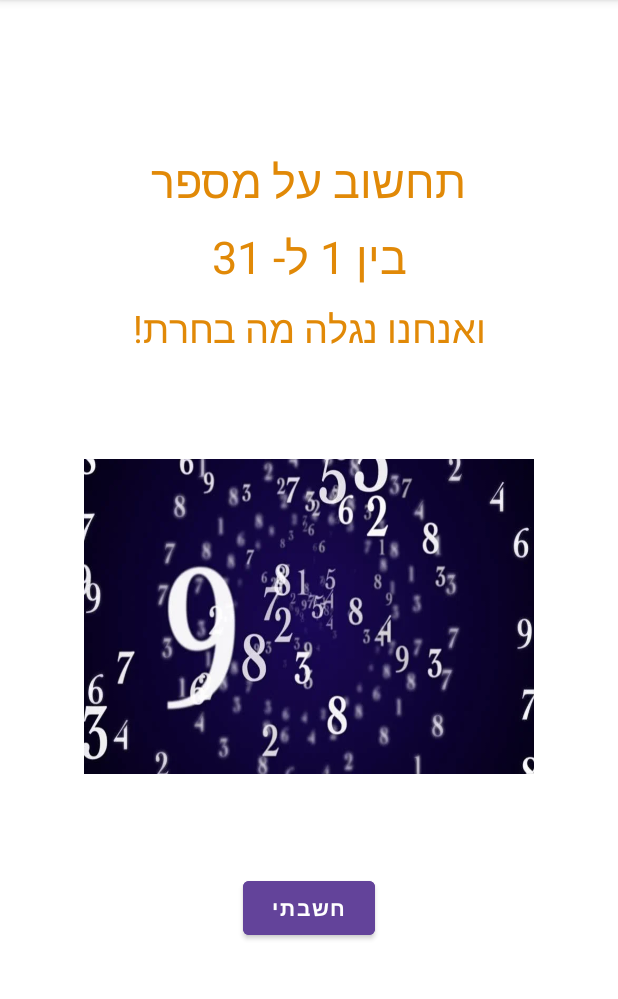
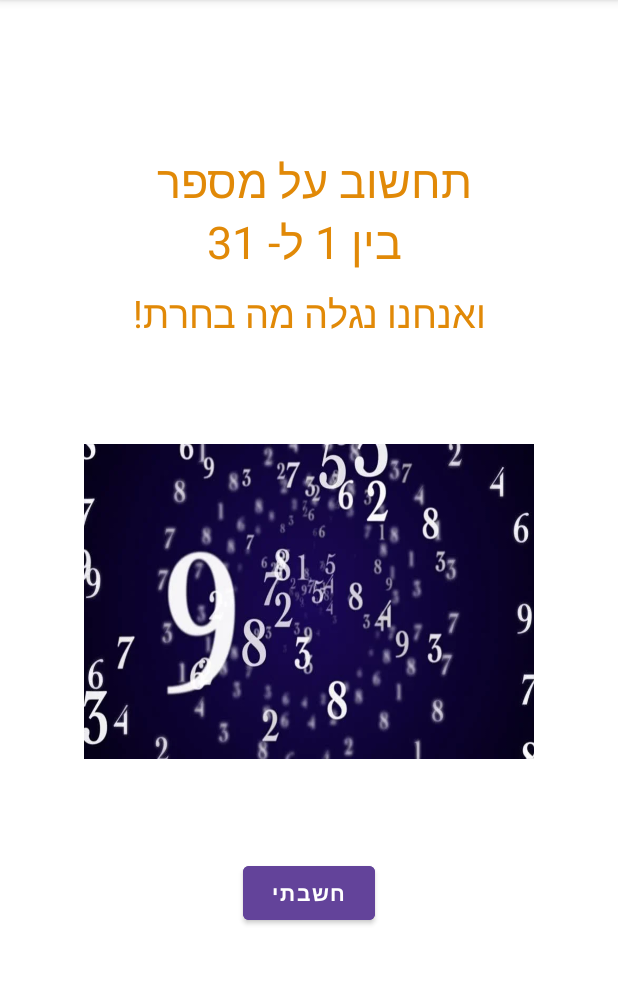
Before and after one commit to 325898302/WorkMagic, an Android app: the MakeMagicActivity screen opened directly, with no data from a screen before it, on a phone screen of 412 x 824 dp, the part 84-1083 px from its top. Run offline under Robolectric (Android 15) with nearby library versions, the phone set to English and light mode, and no system bars; Roboto replaces fonts that are not available here.

Commit message:
סדר בעיות

```diff
--- a/app/src/main/res/layout/activity_makemagic.xml
+++ b/app/src/main/res/layout/activity_makemagic.xml
@@ -11,20 +11,11 @@
         android:layout_width="wrap_content"
         android:layout_height="wrap_content"
         android:layout_gravity="center"
+        android:gravity="center"
         android:layout_marginTop="100dp"
-        android:text="תחשוב על מספר"
+        android:text="תחשוב על מספר \n בין 1 ל- 31"
         android:textColor="#E18907"
         android:textSize="30dp" />
-
-    <TextView
-        android:layout_width="wrap_content"
-        android:layout_height="wrap_content"
-        android:layout_gravity="center"
-        android:layout_marginTop="10dp"
-        android:text="בין 1 ל- 31"
-        android:textColor="#E18907"
-        android:textSize="30dp" />
-
 
     <TextView
         android:layout_width="wrap_content"
```
